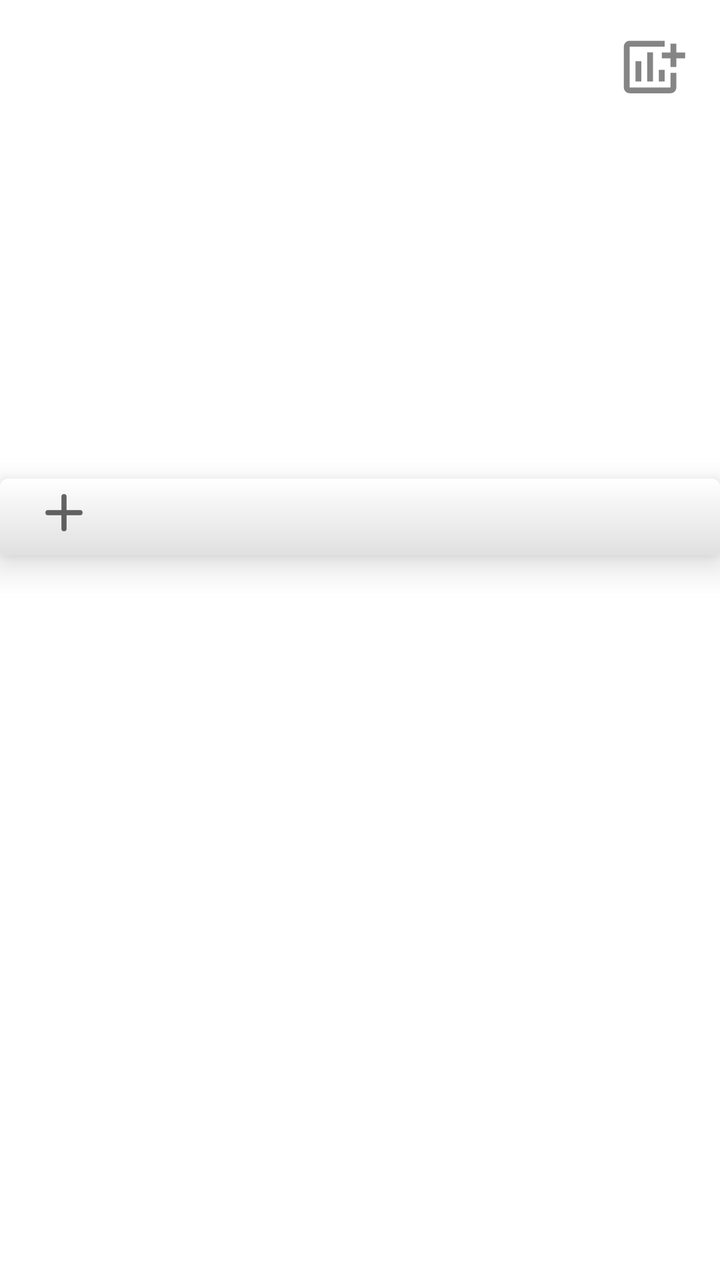
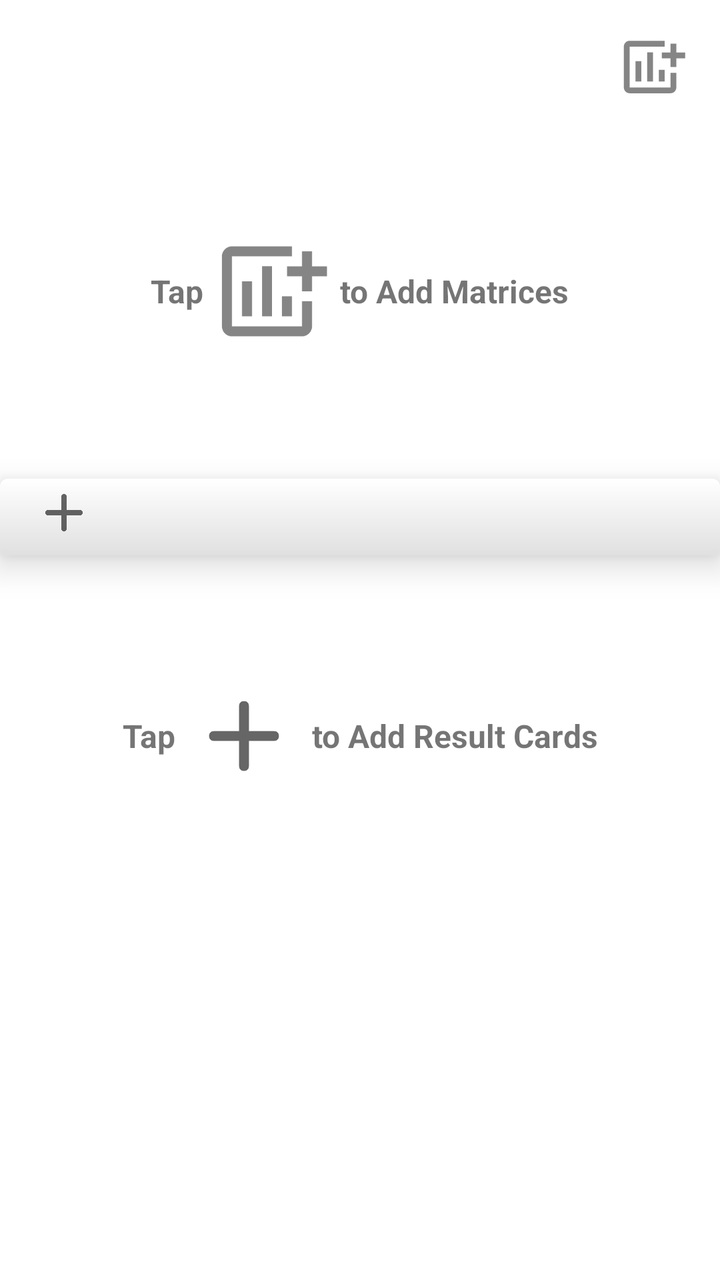

The first picture is an Android layout as it rendered before a commit; the second is the same layout after the commit. The layout source and the unified diff follow.
<!-- AndroidManifest.xml: application theme Theme.Matscape -->
<!-- res/layout/activity_home.xml -->
<?xml version="1.0" encoding="utf-8"?>
<androidx.drawerlayout.widget.DrawerLayout xmlns:android="http://schemas.android.com/apk/res/android"
    xmlns:app="http://schemas.android.com/apk/res-auto"
    xmlns:tools="http://schemas.android.com/tools"
    android:layout_width="match_parent"
    android:layout_height="match_parent"
    tools:context=".Activities.HomeActivity"
    android:id="@+id/DrawerLayout">

    

    <androidx.constraintlayout.widget.ConstraintLayout
        android:layout_width="match_parent"
        android:layout_height="match_parent">

        <androidx.appcompat.widget.Toolbar
            android:id="@+id/Toolbar"
            android:layout_width="match_parent"
            android:layout_height="wrap_content"
            android:background="@null"
            app:layout_constraintEnd_toEndOf="parent"
            app:layout_constraintStart_toStartOf="parent"
            app:layout_constraintTop_toTopOf="parent" />

        <ImageView
            android:id="@+id/addMatrixCardButton"
            android:layout_width="35dp"
            android:layout_height="35dp"
            android:layout_margin="16dp"
            android:background="?attr/selectableItemBackgroundBorderless"
            android:clickable="true"
            android:contentDescription="@string/desc_add_matrix"
            android:focusable="true"
            android:src="@drawable/ic_home_add_matrix"
            app:layout_constraintEnd_toEndOf="parent"
            app:layout_constraintTop_toTopOf="parent"
            tools:ignore="TouchTargetSizeCheck" />

        <androidx.recyclerview.widget.RecyclerView
            android:id="@+id/MatrixCardsRecyclerView"
            android:layout_width="match_parent"
            android:layout_height="0dp"
            app:layout_constraintHeight_percent=".28"
            app:layout_constraintEnd_toEndOf="parent"
            app:layout_constraintStart_toStartOf="parent"
            app:layout_constraintTop_toBottomOf="@+id/Toolbar" />

        <ImageView
            android:id="@+id/addResultCardButton"
            android:layout_width="32dp"
            android:layout_height="32dp"
            android:clickable="true"
            android:contentDescription="@string/desc_settings_result"
            android:elevation="12dp"
            android:focusable="true"
            android:layout_marginStart="16dp"
            android:foreground="?attr/selectableItemBackgroundBorderless"
            android:src="@drawable/ic_home_add_result"
            app:layout_constraintBottom_toBottomOf="@+id/cardView"
            app:layout_constraintStart_toStartOf="parent"
            app:layout_constraintTop_toBottomOf="@+id/MatrixCardsRecyclerView"
            tools:ignore="UnusedAttribute" />

        <androidx.cardview.widget.CardView
            android:id="@+id/cardView"
            android:layout_width="match_parent"
            android:layout_height="0dp"
            android:layout_marginTop="4dp"
            android:layout_marginBottom="4dp"
            app:cardCornerRadius="4dp"
            app:cardElevation="10dp"
            android:foreground="@drawable/grad_home_divider"
            app:layout_constraintEnd_toEndOf="parent"
            app:layout_constraintHeight_percent=".06"
            app:layout_constraintStart_toStartOf="parent"
            app:layout_constraintTop_toBottomOf="@+id/MatrixCardsRecyclerView">

        </androidx.cardview.widget.CardView>

        <androidx.recyclerview.widget.RecyclerView
            android:id="@+id/ResultCardsRecyclerView"
            android:layout_width="match_parent"
            android:layout_height="0dp"
            app:layout_constraintBottom_toTopOf="@+id/HomeNumpadCardView"
            app:layout_constraintEnd_toEndOf="parent"
            app:layout_constraintStart_toStartOf="parent"
            app:layout_constraintTop_toBottomOf="@+id/cardView" />

        <androidx.cardview.widget.CardView
            android:id="@+id/HomeNumpadCardView"
            android:layout_width="match_parent"
            android:layout_height="0dp"
            app:layout_constraintHeight_percent=".26"
            app:cardElevation="10dp"
            android:visibility="gone"
            android:layout_marginStart="4dp"
            android:layout_marginEnd="4dp"
            app:layout_constraintBottom_toBottomOf="parent"
            app:layout_constraintEnd_toEndOf="parent"
            app:layout_constraintStart_toStartOf="parent"/>
    </androidx.constraintlayout.widget.ConstraintLayout>


    <com.google.android.material.navigation.NavigationView
        android:id="@+id/HomeNavigationView"
        android:layout_width="wrap_content"
        android:layout_height="match_parent"
        app:menu="@menu/menu_home_navigation_drawer"
        app:headerLayout="@layout/header_navigation_drawer"
        android:layout_gravity="start"/>

</androidx.drawerlayout.widget.DrawerLayout>
<!-- res/layout/header_navigation_drawer.xml (included above) -->
<?xml version="1.0" encoding="utf-8"?>
<LinearLayout xmlns:android="http://schemas.android.com/apk/res/android"
    android:layout_width="match_parent"
    android:layout_height="match_parent"
    android:orientation="vertical">

    

    <TextView
        android:layout_width="wrap_content"
        android:layout_height="wrap_content"
        android:layout_marginTop="24dp"
        android:layout_marginStart="24dp"
        android:layout_marginEnd="24dp"
        android:textAppearance="?attr/textAppearanceHeadline6"
        android:text="@string/app_name" />

    <TextView
        android:layout_width="wrap_content"
        android:layout_height="wrap_content"
        android:layout_marginBottom="24dp"
        android:layout_marginStart="24dp"
        android:layout_marginEnd="24dp"
        android:textAppearance="?attr/textAppearanceBody2"
        android:textColor="@color/material_on_surface_emphasis_medium"
        android:text="Matrix Calculator" />

</LinearLayout>
<!-- resources referenced by this layout -->
<resources>
  <!-- drawable grad_home_divider (drawable) -->
  <?xml version="1.0" encoding="utf-8"?>
      <shape xmlns:android="http://schemas.android.com/apk/res/android"
          android:shape="rectangle">
          <gradient
              android:startColor="#FFFFFF"
              android:endColor="#E0E0E0"
              android:angle="270"
              android:centerY=".6" />
      </shape>
  <!-- drawable ic_home_add_matrix (drawable) -->
  <vector android:alpha="0.8" android:height="24dp"
      android:tint="?attr/colorControlNormal" android:viewportHeight="24"
      android:viewportWidth="24" android:width="24dp" xmlns:android="http://schemas.android.com/apk/res/android">
      <path android:fillColor="@android:color/white" android:pathData="M6,9.99h2v7L6,16.99zM14,12.99h2v4h-2zM10,6.99h2v10h-2zM20,7L20,4h-2v3h-3v2h3v3h2L20,9h3L23,7zM18,19L4,19L4,5h12L16,3L4,3c-1.1,0 -2,0.9 -2,2v14c0,1.1 0.9,2 2,2h14c1.1,0 2,-0.9 2,-2v-5h-2v5z"/>
  </vector>
  <!-- drawable ic_home_add_result (drawable) -->
  <vector xmlns:android="http://schemas.android.com/apk/res/android"
      android:width="24dp"
      android:height="24dp"
      android:viewportWidth="24"
      android:viewportHeight="24"
      android:tint="?attr/colorControlNormal">
    <path
        android:fillColor="@android:color/white"
        android:pathData="M18,13h-5v5c0,0.55 -0.45,1 -1,1s-1,-0.45 -1,-1v-5H6c-0.55,0 -1,-0.45 -1,-1s0.45,-1 1,-1h5V6c0,-0.55 0.45,-1 1,-1s1,0.45 1,1v5h5c0.55,0 1,0.45 1,1s-0.45,1 -1,1z"/>
  </vector>
  <string name="app_name" translatable="false">Matscape</string>
  
      //for homepage navigation drawer
  <string name="desc_add_matrix">Add Matrix</string>
  <string name="desc_settings_result">Result Cards Settings</string>
  
  
      //for matrix cards
  <style name="Theme.Matscape" parent="Theme.MaterialComponents.DayNight.NoActionBar">
          
          <item name="colorPrimary">@color/purple_500</item>
          <item name="colorPrimaryVariant">@color/purple_700</item>
          <item name="colorOnPrimary">@color/white</item>
          
          <item name="colorSecondary">@color/teal_200</item>
          <item name="colorSecondaryVariant">@color/teal_700</item>
          <item name="colorOnSecondary">@color/black</item>
          
          <item name="android:statusBarColor" tools:targetApi="l">?attr/colorPrimaryVariant</item>
          
      </style>
  <color name="purple_500">#FF6200EE</color>
  <color name="purple_700">#FF3700B3</color>
  <color name="white">#FFFFFFFF</color>
  <color name="teal_200">#FF03DAC5</color>
  <color name="teal_700">#FF018786</color>
  <color name="black">#FF000000</color>
</resources>

<!-- the commit's change to res/layout/activity_home.xml (unified diff, before → after) -->
@@ -34,7 +34,7 @@
             android:src="@drawable/ic_home_add_matrix"
             app:layout_constraintEnd_toEndOf="parent"
             app:layout_constraintTop_toTopOf="parent"
-            tools:ignore="TouchTargetSizeCheck" />
+            tools:ignore="TouchTargetSizeCheck,DuplicateSpeakableTextCheck" />
 
         <androidx.recyclerview.widget.RecyclerView
             android:id="@+id/MatrixCardsRecyclerView"
@@ -44,22 +44,60 @@
             app:layout_constraintEnd_toEndOf="parent"
             app:layout_constraintStart_toStartOf="parent"
             app:layout_constraintTop_toBottomOf="@+id/Toolbar" />
+
+
+        <LinearLayout
+            android:id="@+id/MatrixCardsHintLayout"
+            android:layout_width="wrap_content"
+            android:layout_height="wrap_content"
+            android:orientation="horizontal"
+            app:layout_constraintBottom_toBottomOf="@+id/MatrixCardsRecyclerView"
+            app:layout_constraintEnd_toEndOf="parent"
+            app:layout_constraintStart_toStartOf="parent"
+            app:layout_constraintTop_toBottomOf="@+id/Toolbar">
+
+            <TextView
+                android:layout_width="wrap_content"
+                android:layout_height="wrap_content"
+                android:layout_gravity="center"
+                android:text="@string/text_tap"
+                android:textSize="16sp"
+                android:textStyle="bold" />
+
+            <ImageView
+                android:layout_width="60dp"
+                android:layout_height="60dp"
+                android:layout_gravity="center"
+                android:layout_marginStart="4dp"
+                android:layout_marginEnd="4dp"
+                app:srcCompat="@drawable/ic_home_add_matrix"
+                android:contentDescription="@string/desc_add_matrix" />
+
+            <TextView
+                android:layout_width="wrap_content"
+                android:layout_height="wrap_content"
+                android:layout_gravity="center"
+                android:text="@string/text_to_add_matrices"
+                android:textSize="16sp"
+                android:textStyle="bold" />
+
+        </LinearLayout>
 
         <ImageView
             android:id="@+id/addResultCardButton"
             android:layout_width="32dp"
             android:layout_height="32dp"
+            android:layout_marginStart="16dp"
             android:clickable="true"
             android:contentDescription="@string/desc_settings_result"
             android:elevation="12dp"
             android:focusable="true"
-            android:layout_marginStart="16dp"
             android:foreground="?attr/selectableItemBackgroundBorderless"
             android:src="@drawable/ic_home_add_result"
             app:layout_constraintBottom_toBottomOf="@+id/cardView"
             app:layout_constraintStart_toStartOf="parent"
             app:layout_constraintTop_toBottomOf="@+id/MatrixCardsRecyclerView"
-            tools:ignore="UnusedAttribute" />
+            tools:ignore="UnusedAttribute,TouchTargetSizeCheck" />
 
         <androidx.cardview.widget.CardView
             android:id="@+id/cardView"
@@ -85,6 +123,44 @@
             app:layout_constraintEnd_toEndOf="parent"
             app:layout_constraintStart_toStartOf="parent"
             app:layout_constraintTop_toBottomOf="@+id/cardView" />
+
+        <LinearLayout
+            android:id="@+id/ResultCardsHintLayout"
+            android:layout_width="wrap_content"
+            android:layout_height="wrap_content"
+            android:orientation="horizontal"
+            app:layout_constraintBottom_toBottomOf="parent"
+            app:layout_constraintEnd_toEndOf="parent"
+            app:layout_constraintStart_toStartOf="parent"
+            app:layout_constraintTop_toBottomOf="@+id/cardView"
+            app:layout_constraintVertical_bias="0.2">
+
+            <TextView
+                android:layout_width="wrap_content"
+                android:layout_height="wrap_content"
+                android:layout_gravity="center"
+                android:text="@string/text_tap"
+                android:textSize="16sp"
+                android:textStyle="bold" />
+
+            <ImageView
+                android:layout_width="60dp"
+                android:layout_height="60dp"
+                android:layout_gravity="center"
+                android:layout_marginStart="4dp"
+                android:layout_marginEnd="4dp"
+                android:contentDescription="@string/desc_add_result"
+                app:srcCompat="@drawable/ic_home_add_result" />
+
+            <TextView
+                android:layout_width="wrap_content"
+                android:layout_height="wrap_content"
+                android:layout_gravity="center"
+                android:text="@string/text_to_add_result_cards"
+                android:textSize="16sp"
+                android:textStyle="bold" />
+
+        </LinearLayout>
 
         <androidx.cardview.widget.CardView
             android:id="@+id/HomeNumpadCardView"
<!-- resource entries referenced after the edit -->
@@ -31,10 +31,18 @@
   
       //for homepage navigation drawer
   <string name="desc_add_matrix">Add Matrix</string>
+  <string name="desc_add_result">Add Result Card</string>
   <string name="desc_settings_result">Result Cards Settings</string>
   
   
       //for matrix cards
+  <string name="text_tap">Tap</string>
+  <string name="text_to_add_matrices">to Add Matrices</string>
+  
+      //for result cards
+  <string name="text_to_add_result_cards">to Add Result Cards</string>
+  
+      //for ChangeMatrix Activity
   <style name="Theme.Matscape" parent="Theme.MaterialComponents.DayNight.NoActionBar">
           
           <item name="colorPrimary">@color/purple_500</item>
